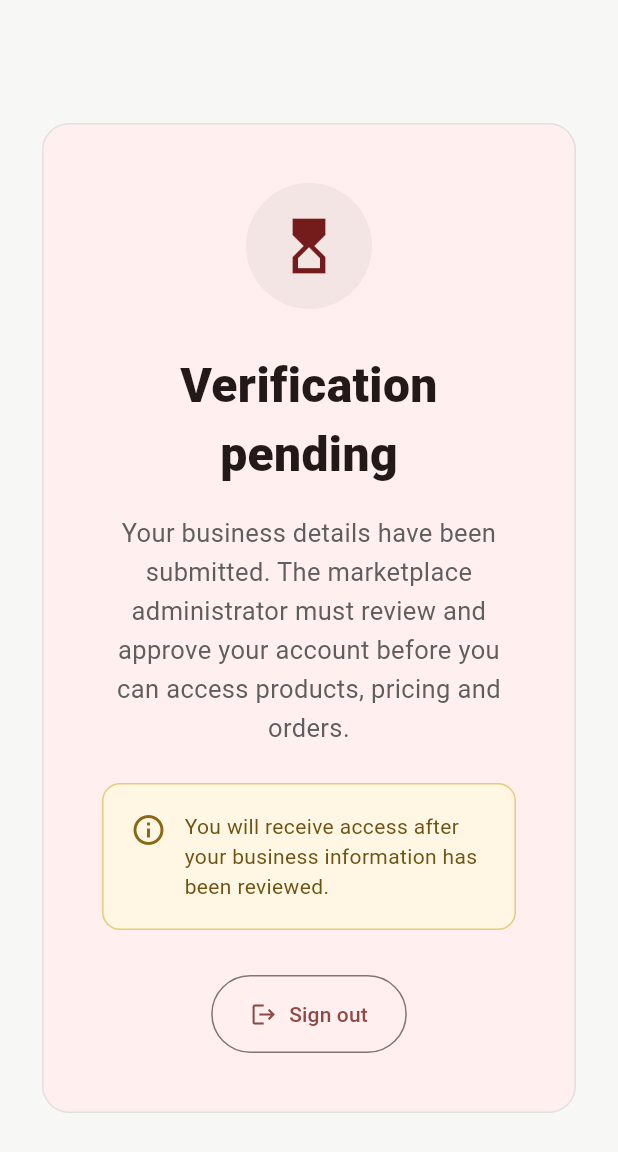
After one commit to zaroproduction1-droid/meat-marketplace, a Flutter app: the PendingVerificationPage screen opened directly, on a phone screen of 412 x 824 dp. The commit adds this screen. Shown: the top 1152 px of the screen. Run offline on Flutter 3.47's test engine with Material 3 defaults, Android fonts, the phone set to English and light mode, and no system bars; our stand-ins replace flutter_dotenv, supabase_flutter; accounts and stored records are empty; Roboto replaces fonts that are missing (Arial).

Commit message:
Add pending business verification page

```diff
--- a/lib/features/authentication/presentation/business_details_page.dart
+++ b/lib/features/authentication/presentation/business_details_page.dart
@@ -1,6 +1,6 @@
 import 'package:flutter/material.dart';
 import 'package:supabase_flutter/supabase_flutter.dart';
-
+import 'pending_verification_page.dart';
 import 'registration_type_page.dart';
 
 class BusinessDetailsPage extends StatefulWidget {
@@ -155,7 +155,12 @@ class _BusinessDetailsPageState extends State<BusinessDetailsPage> {
         return;
       }
 
-      Navigator.of(context).popUntil((route) => route.isFirst);
+      Navigator.of(context).pushAndRemoveUntil(
+        MaterialPageRoute(
+          builder: (context) => const PendingVerificationPage(),
+        ),
+        (route) => route.isFirst,
+      );
     } on PostgrestException catch (error) {
       if (!mounted) {
         return;
--- /dev/null
+++ b/lib/features/authentication/presentation/pending_verification_page.dart
@@ -0,0 +1,158 @@
+import 'package:flutter/material.dart';
+import 'package:supabase_flutter/supabase_flutter.dart';
+
+class PendingVerificationPage extends StatefulWidget {
+  const PendingVerificationPage({super.key});
+
+  @override
+  State<PendingVerificationPage> createState() =>
+      _PendingVerificationPageState();
+}
+
+class _PendingVerificationPageState extends State<PendingVerificationPage> {
+  bool _isSigningOut = false;
+
+  Future<void> _signOut() async {
+    setState(() {
+      _isSigningOut = true;
+    });
+
+    try {
+      await Supabase.instance.client.auth.signOut();
+
+      if (!mounted) {
+        return;
+      }
+
+      Navigator.of(context).popUntil((route) => route.isFirst);
+    } catch (_) {
+      if (!mounted) {
+        return;
+      }
+
+      ScaffoldMessenger.of(context).showSnackBar(
+        const SnackBar(
+          content: Text('Something went wrong while signing out.'),
+        ),
+      );
+    } finally {
+      if (mounted) {
+        setState(() {
+          _isSigningOut = false;
+        });
+      }
+    }
+  }
+
+  @override
+  Widget build(BuildContext context) {
+    const darkRed = Color(0xFF741C1C);
+
+    return Scaffold(
+      backgroundColor: const Color(0xFFF7F7F5),
+      body: Center(
+        child: SingleChildScrollView(
+          padding: const EdgeInsets.all(24),
+          child: ConstrainedBox(
+            constraints: const BoxConstraints(maxWidth: 620),
+            child: Card(
+              elevation: 0,
+              shape: RoundedRectangleBorder(
+                side: const BorderSide(color: Color(0xFFE0E0E0)),
+                borderRadius: BorderRadius.circular(18),
+              ),
+              child: Padding(
+                padding: const EdgeInsets.all(40),
+                child: Column(
+                  mainAxisSize: MainAxisSize.min,
+                  children: [
+                    Container(
+                      width: 84,
+                      height: 84,
+                      decoration: const BoxDecoration(
+                        color: Color(0xFFF4E5E5),
+                        shape: BoxShape.circle,
+                      ),
+                      child: const Icon(
+                        Icons.hourglass_top_outlined,
+                        size: 44,
+                        color: darkRed,
+                      ),
+                    ),
+                    const SizedBox(height: 28),
+                    const Text(
+                      'Verification pending',
+                      textAlign: TextAlign.center,
+                      style: TextStyle(
+                        fontSize: 32,
+                        fontWeight: FontWeight.w800,
+                      ),
+                    ),
+                    const SizedBox(height: 16),
+                    const Text(
+                      'Your business details have been submitted. '
+                      'The marketplace administrator must review and '
+                      'approve your account before you can access '
+                      'products, pricing and orders.',
+                      textAlign: TextAlign.center,
+                      style: TextStyle(
+                        fontSize: 17,
+                        height: 1.55,
+                        color: Color(0xFF5E5E5E),
+                      ),
+                    ),
+                    const SizedBox(height: 24),
+                    Container(
+                      width: double.infinity,
+                      padding: const EdgeInsets.all(18),
+                      decoration: BoxDecoration(
+                        color: const Color(0xFFFFF7E3),
+                        borderRadius: BorderRadius.circular(12),
+                        border: Border.all(color: const Color(0xFFE7CA7A)),
+                      ),
+                      child: const Row(
+                        crossAxisAlignment: CrossAxisAlignment.start,
+                        children: [
+                          Icon(Icons.info_outline, color: Color(0xFF8A6714)),
+                          SizedBox(width: 12),
+                          Expanded(
+                            child: Text(
+                              'You will receive access after your '
+                              'business information has been reviewed.',
+                              style: TextStyle(
+                                color: Color(0xFF6E5313),
+                                height: 1.4,
+                              ),
+                            ),
+                          ),
+                        ],
+                      ),
+                    ),
+                    const SizedBox(height: 30),
+                    OutlinedButton.icon(
+                      onPressed: _isSigningOut ? null : _signOut,
+                      icon: _isSigningOut
+                          ? const SizedBox(
+                              width: 18,
+                              height: 18,
+                              child: CircularProgressIndicator(strokeWidth: 2),
+                            )
+                          : const Icon(Icons.logout),
+                      label: const Text('Sign out'),
+                      style: OutlinedButton.styleFrom(
+                        padding: const EdgeInsets.symmetric(
+                          horizontal: 26,
+                          vertical: 16,
+                        ),
+                      ),
+                    ),
+                  ],
+                ),
+              ),
+            ),
+          ),
+        ),
+      ),
+    );
+  }
+}
```
